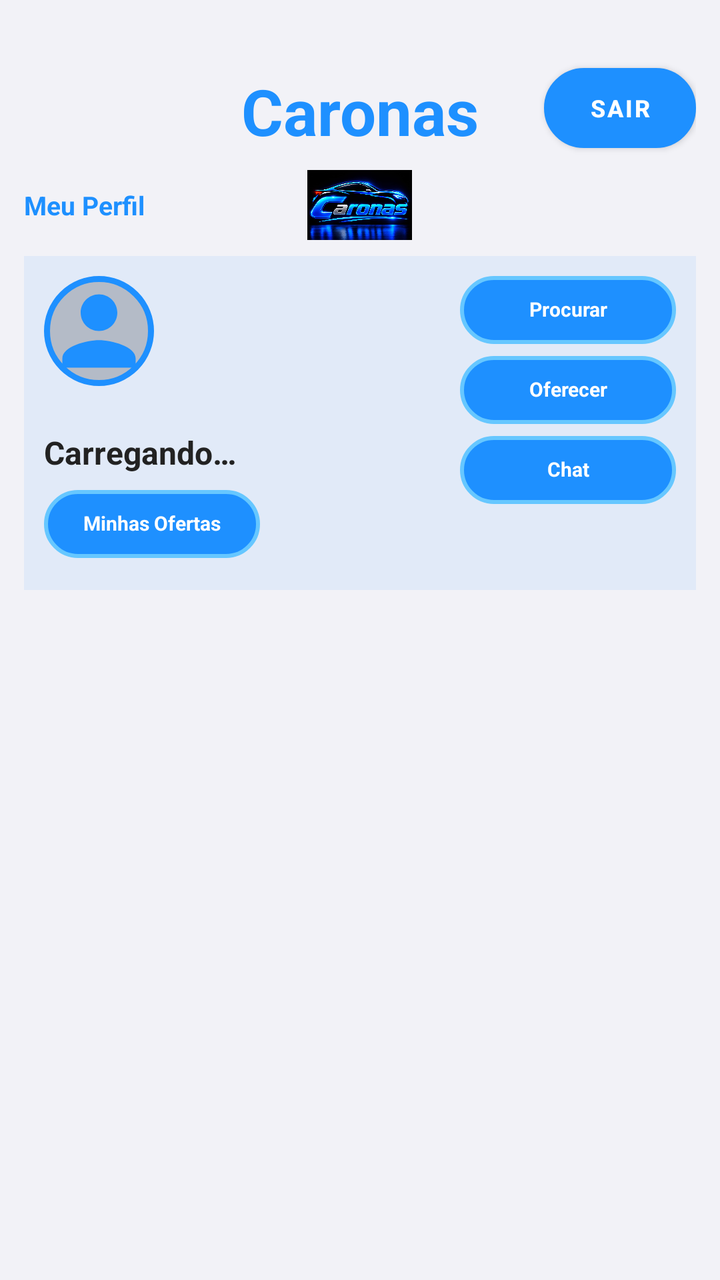
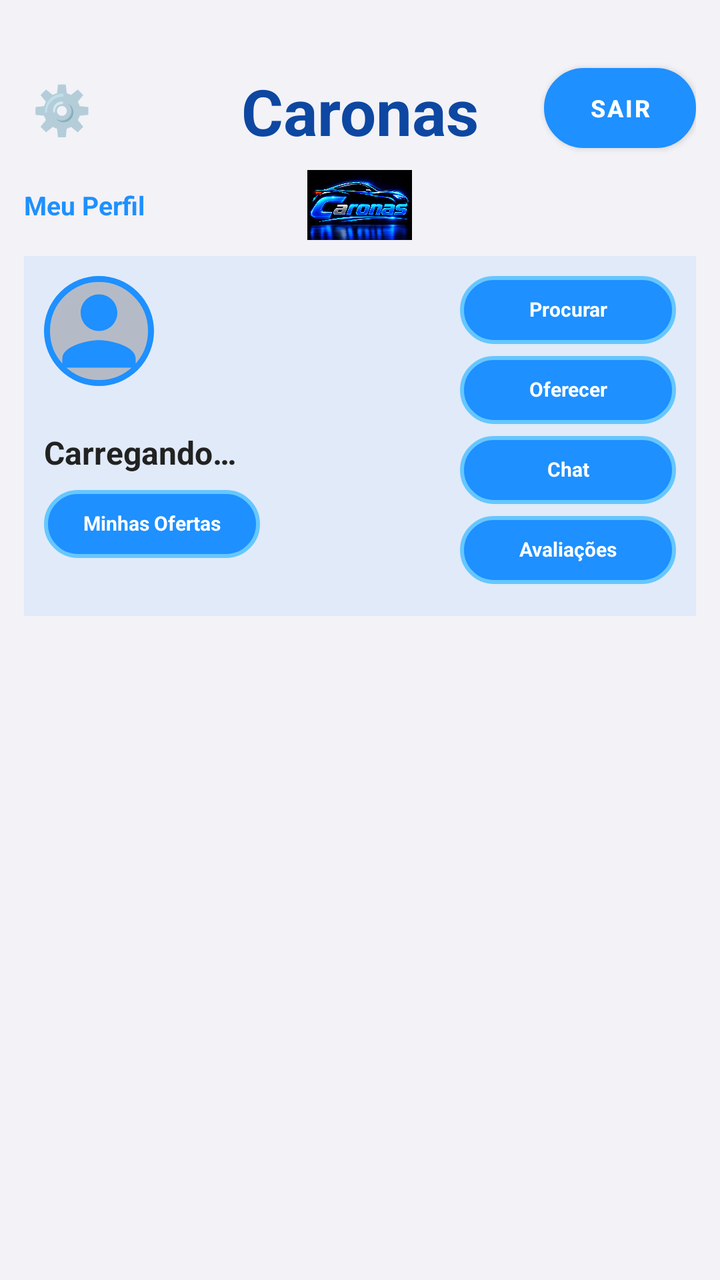

Screens rendered from an Android XML layout before and after an edit, with the pre-edit source and the edit as a unified diff.
<!-- AndroidManifest.xml: application theme Theme.Caronas -->
<!-- res/layout/activity_tela_caronas.xml -->
<?xml version="1.0" encoding="utf-8"?>
<LinearLayout xmlns:android="http://schemas.android.com/apk/res/android"
    android:layout_width="match_parent"
    android:layout_height="match_parent"
    android:orientation="vertical"
    android:background="@color/fundo_cinza_claro"
    android:paddingHorizontal="12dp"
    android:paddingVertical="8dp">

    
    <RelativeLayout
        android:layout_width="match_parent"
        android:layout_height="wrap_content"
        android:layout_marginBottom="8dp">

        <TextView
            android:id="@+id/tvTituloCaronas"
            android:layout_width="wrap_content"
            android:layout_height="wrap_content"
            android:layout_centerHorizontal="true"
            android:layout_marginTop="26dp"
            android:text="@string/login_titulo"
            android:textColor="#1E90FF"
            android:textSize="32sp"
            android:textStyle="bold" />

        <Button
            android:id="@+id/btnSair"
            android:layout_width="76dp"
            android:layout_height="40dp"
            android:layout_alignTop="@id/tvTituloCaronas"
            android:layout_alignParentEnd="true"
            android:text="@string/sair"
            android:textSize="12sp"
            android:textStyle="bold"
            android:textColor="#FFFFFF"
            android:background="@drawable/botao_azul_neon"
            android:padding="4dp" />

        
        <RelativeLayout
            android:id="@+id/rowLogoPerfil"
            android:layout_width="match_parent"
            android:layout_height="wrap_content"
            android:layout_below="@id/tvTituloCaronas"
            android:layout_marginTop="8dp">

            <ImageView
                android:id="@+id/ivLogoCaronas"
                android:layout_width="53dp"
                android:layout_height="35dp"
                android:layout_centerHorizontal="true"
                android:scaleType="fitCenter"
                android:src="@drawable/logo_caronas"
                android:contentDescription="@string/login_titulo" />

            <TextView
                android:id="@+id/tvMeuPerfil"
                android:layout_width="wrap_content"
                android:layout_height="wrap_content"
                android:layout_alignParentStart="true"
                android:layout_centerVertical="true"
                android:text="@string/tela_botao_meu_perfil"
                android:textSize="13sp"
                android:textStyle="bold"
                android:textColor="#1E90FF"
                android:clickable="true"
                android:focusable="true" />

        </RelativeLayout>

    </RelativeLayout>

    
    <LinearLayout
        android:layout_width="match_parent"
        android:layout_height="wrap_content"
        android:orientation="horizontal"
        android:background="#141E90FF"
        android:padding="10dp">

        <LinearLayout
            android:layout_width="0dp"
            android:layout_height="wrap_content"
            android:layout_weight="1"
            android:orientation="vertical"
            android:gravity="start">

            <ImageView
                android:id="@+id/ivFotoPerfil"
                android:layout_width="55dp"
                android:layout_height="55dp"
                android:src="@drawable/ic_person_default"
                android:scaleType="centerCrop"
                android:background="@drawable/borda_circular_azul" />

            <TextView
                android:id="@+id/tvPapelUsuario"
                android:layout_width="wrap_content"
                android:layout_height="wrap_content"
                android:layout_marginTop="6dp"
                android:textSize="12sp"
                android:textStyle="bold"
                android:textColor="#1E90FF" />

            <TextView
                android:id="@+id/tvNomeUsuario"
                android:layout_width="wrap_content"
                android:layout_height="wrap_content"
                android:text="@string/carregando"
                android:textSize="16sp"
                android:textStyle="bold"
                android:textColor="#222222" />

            <TextView
                android:id="@+id/btnMinhasOfertasOuViagens"
                style="@style/BotaoAcaoCaronasVertical"
                android:layout_marginTop="8dp"
                android:text="@string/tela_botao_minhas_ofertas" />

        </LinearLayout>

        <LinearLayout
            android:layout_width="wrap_content"
            android:layout_height="wrap_content"
            android:orientation="vertical"
            android:gravity="center">

            <TextView
                android:id="@+id/btnProcurar"
                style="@style/BotaoAcaoCaronasVertical"
                android:text="@string/tela_botao_procurar" />

            <TextView
                android:id="@+id/btnOferecer"
                style="@style/BotaoAcaoCaronasVertical"
                android:text="@string/tela_botao_oferecer" />

            <FrameLayout
                android:layout_width="wrap_content"
                android:layout_height="wrap_content">

                <TextView
                    android:id="@+id/btnChat"
                    style="@style/BotaoAcaoCaronasVertical"
                    android:text="@string/tela_botao_chat" />

                <TextView
                    android:id="@+id/badgeChatNaoLidas"
                    android:layout_width="wrap_content"
                    android:layout_height="wrap_content"
                    android:layout_gravity="top|end"
                    android:layout_marginTop="-6dp"
                    android:layout_marginEnd="-6dp"
                    android:minWidth="18dp"
                    android:minHeight="18dp"
                    android:gravity="center"
                    android:text="0"
                    android:textSize="10sp"
                    android:textStyle="bold"
                    android:textColor="#FFFFFF"
                    android:background="#D32F2F"
                    android:paddingHorizontal="3dp"
                    android:visibility="gone"
                    android:elevation="4dp" />

            </FrameLayout>

        </LinearLayout>

    </LinearLayout>

    
    
    <ProgressBar
        android:id="@+id/progressBarBusca"
        android:layout_width="wrap_content"
        android:layout_height="wrap_content"
        android:layout_gravity="center"
        android:layout_marginTop="10dp"
        android:visibility="gone" />

    <TextView
        android:id="@+id/tvResumoBusca"
        android:layout_width="match_parent"
        android:layout_height="wrap_content"
        android:layout_marginTop="10dp"
        android:layout_marginBottom="6dp"
        android:textColor="#1E90FF"
        android:textSize="13sp"
        android:textStyle="bold"
        android:visibility="gone" />

    <TextView
        android:id="@+id/tvSemResultadosBusca"
        android:layout_width="match_parent"
        android:layout_height="wrap_content"
        android:text="@string/procurar_sem_resultados"
        android:textColor="#8899AA"
        android:textSize="13sp"
        android:gravity="center"
        android:padding="24dp"
        android:visibility="gone" />

    <androidx.recyclerview.widget.RecyclerView
        android:id="@+id/rvResultadosBusca"
        android:layout_width="match_parent"
        android:layout_height="0dp"
        android:layout_weight="1"
        android:clipToPadding="false"
        android:visibility="gone" />

</LinearLayout>
<!-- resources referenced by this layout -->
<resources>
  <color name="fundo_cinza_claro">#F2F2F7</color>
  <!-- drawable borda_circular_azul (drawable) -->
  <?xml version="1.0" encoding="utf-8"?>
  <shape xmlns:android="http://schemas.android.com/apk/res/android"
      android:shape="oval">
      <stroke
          android:width="3dp"
          android:color="#1E90FF" />
      <solid android:color="#33000000" />
  </shape>
  <!-- drawable botao_azul_neon (drawable) -->
  <?xml version="1.0" encoding="utf-8"?>
  <shape xmlns:android="http://schemas.android.com/apk/res/android">
      <solid android:color="#1E90FF" />
      <corners android:radius="25dp" />
      <stroke android:width="2dp" android:color="#66C7FF" />
      <padding android:left="16dp" android:right="16dp" android:top="12dp" android:bottom="12dp" />
  </shape>
  <!-- drawable ic_person_default (drawable) -->
  <?xml version="1.0" encoding="utf-8"?>
  <vector xmlns:android="http://schemas.android.com/apk/res/android"
      android:width="80dp"
      android:height="80dp"
      android:viewportWidth="24"
      android:viewportHeight="24">
      <path
          android:fillColor="#1E90FF"
          android:pathData="M12,12c2.21,0 4,-1.79 4,-4s-1.79,-4 -4,-4 -4,1.79 -4,4 1.79,4 4,4zM12,14c-2.67,0 -8,1.34 -8,4v2h16v-2c0,-2.66 -5.33,-4 -8,-4z"/>
  </vector>
  <!-- drawable logo_caronas: jpg bitmap (drawable, 106585 bytes) -->
  <string name="carregando">Carregando…</string>
  <string name="login_titulo">Caronas</string>
  <string name="procurar_sem_resultados">Nenhuma carona encontrada pra essa rota e data.</string>
  <string name="sair">Sair</string>
  <string name="tela_botao_chat">Chat</string>
  <string name="tela_botao_meu_perfil">Meu Perfil</string>
  <string name="tela_botao_minhas_ofertas">Minhas Ofertas</string>
  <string name="tela_botao_oferecer">Oferecer</string>
  <string name="tela_botao_procurar">Procurar</string>
  <style name="BotaoAcaoCaronasVertical">
          <item name="android:layout_width">108dp</item>
          <item name="android:layout_height">34dp</item>
          <item name="android:layout_marginBottom">6dp</item>
          <item name="android:background">@drawable/botao_azul_neon</item>
          <item name="android:textColor">#FFFFFF</item>
          <item name="android:textSize">10sp</item>
          <item name="android:textStyle">bold</item>
          <item name="android:gravity">center</item>
          <item name="android:includeFontPadding">false</item>
          <item name="android:paddingHorizontal">3dp</item>
          <item name="android:paddingVertical">1dp</item>
          <item name="android:clickable">true</item>
          <item name="android:focusable">true</item>
      </style>
  <style name="Theme.Caronas" parent="Theme.MaterialComponents.DayNight.NoActionBar">
          <item name="colorPrimary">@color/azul_neon</item>
          <item name="colorPrimaryVariant">@color/azul_neon_escuro</item>
          <item name="colorOnPrimary">@color/white</item>
          <item name="colorSecondary">@color/azul_neon</item>
          <item name="colorSecondaryVariant">@color/azul_neon_escuro</item>
          <item name="colorOnSecondary">@color/white</item>
          <item name="android:statusBarColor">@color/fundo_escuro</item>
          <item name="android:windowBackground">@color/fundo_escuro</item>
      </style>
  <color name="azul_neon">#1E90FF</color>
  <color name="azul_neon_escuro">#0D47A1</color>
  <color name="white">#FFFFFFFF</color>
  <color name="fundo_escuro">#0A0E1A</color>
</resources>

<!-- the commit's change to res/layout/activity_tela_caronas.xml (unified diff, before → after) -->
@@ -20,9 +20,22 @@
             android:layout_centerHorizontal="true"
             android:layout_marginTop="26dp"
             android:text="@string/login_titulo"
-            android:textColor="#1E90FF"
+            android:textColor="@color/azul_neon_escuro"
             android:textSize="32sp"
             android:textStyle="bold" />
+
+        <TextView
+            android:id="@+id/tvConfiguracoes"
+            android:layout_width="wrap_content"
+            android:layout_height="wrap_content"
+            android:layout_alignTop="@id/tvTituloCaronas"
+            android:layout_alignParentStart="true"
+            android:text="⚙️"
+            android:textSize="24sp"
+            android:padding="4dp"
+            android:clickable="true"
+            android:focusable="true"
+            android:contentDescription="@string/config_titulo" />
 
         <Button
             android:id="@+id/btnSair"
@@ -112,41 +125,19 @@
                 android:textStyle="bold"
                 android:textColor="#222222" />
 
-            <TextView
-                android:id="@+id/btnMinhasOfertasOuViagens"
-                style="@style/BotaoAcaoCaronasVertical"
-                android:layout_marginTop="8dp"
-                android:text="@string/tela_botao_minhas_ofertas" />
-
-        </LinearLayout>
-
-        <LinearLayout
-            android:layout_width="wrap_content"
-            android:layout_height="wrap_content"
-            android:orientation="vertical"
-            android:gravity="center">
-
-            <TextView
-                android:id="@+id/btnProcurar"
-                style="@style/BotaoAcaoCaronasVertical"
-                android:text="@string/tela_botao_procurar" />
-
-            <TextView
-                android:id="@+id/btnOferecer"
-                style="@style/BotaoAcaoCaronasVertical"
-                android:text="@string/tela_botao_oferecer" />
-
             <FrameLayout
                 android:layout_width="wrap_content"
-                android:layout_height="wrap_content">
-
-                <TextView
-                    android:id="@+id/btnChat"
+                android:layout_height="wrap_content"
+                android:layout_marginTop="8dp">
+
+                <TextView
+                    android:id="@+id/btnMinhasOfertasOuViagens"
                     style="@style/BotaoAcaoCaronasVertical"
-                    android:text="@string/tela_botao_chat" />
-
-                <TextView
-                    android:id="@+id/badgeChatNaoLidas"
+                    android:layout_marginTop="0dp"
+                    android:text="@string/tela_botao_minhas_ofertas" />
+
+                <TextView
+                    android:id="@+id/badgeMinhasOfertasOuViagens"
                     android:layout_width="wrap_content"
                     android:layout_height="wrap_content"
                     android:layout_gravity="top|end"
@@ -168,46 +159,235 @@
 
         </LinearLayout>
 
+        <LinearLayout
+            android:layout_width="wrap_content"
+            android:layout_height="wrap_content"
+            android:orientation="vertical"
+            android:gravity="center">
+
+            <TextView
+                android:id="@+id/btnProcurar"
+                style="@style/BotaoAcaoCaronasVertical"
+                android:text="@string/tela_botao_procurar" />
+
+            <TextView
+                android:id="@+id/btnOferecer"
+                style="@style/BotaoAcaoCaronasVertical"
+                android:text="@string/tela_botao_oferecer" />
+
+            <FrameLayout
+                android:layout_width="wrap_content"
+                android:layout_height="wrap_content">
+
+                <TextView
+                    android:id="@+id/btnChat"
+                    style="@style/BotaoAcaoCaronasVertical"
+                    android:text="@string/tela_botao_chat" />
+
+                <TextView
+                    android:id="@+id/badgeChatNaoLidas"
+                    android:layout_width="wrap_content"
+                    android:layout_height="wrap_content"
+                    android:layout_gravity="top|end"
+                    android:layout_marginTop="-6dp"
+                    android:layout_marginEnd="-6dp"
+                    android:minWidth="18dp"
+                    android:minHeight="18dp"
+                    android:gravity="center"
+                    android:text="0"
+                    android:textSize="10sp"
+                    android:textStyle="bold"
+                    android:textColor="#FFFFFF"
+                    android:background="#D32F2F"
+                    android:paddingHorizontal="3dp"
+                    android:visibility="gone"
+                    android:elevation="4dp" />
+
+            </FrameLayout>
+
+            <TextView
+                android:id="@+id/btnAvaliacoes"
+                style="@style/BotaoAcaoCaronasVertical"
+                android:text="@string/tela_botao_avaliacoes" />
+
+        </LinearLayout>
+
     </LinearLayout>
 
     
     
-    <ProgressBar
-        android:id="@+id/progressBarBusca"
-        android:layout_width="wrap_content"
-        android:layout_height="wrap_content"
-        android:layout_gravity="center"
-        android:layout_marginTop="10dp"
-        android:visibility="gone" />
-
-    <TextView
-        android:id="@+id/tvResumoBusca"
-        android:layout_width="match_parent"
-        android:layout_height="wrap_content"
-        android:layout_marginTop="10dp"
-        android:layout_marginBottom="6dp"
-        android:textColor="#1E90FF"
-        android:textSize="13sp"
-        android:textStyle="bold"
-        android:visibility="gone" />
-
-    <TextView
-        android:id="@+id/tvSemResultadosBusca"
-        android:layout_width="match_parent"
-        android:layout_height="wrap_content"
-        android:text="@string/procurar_sem_resultados"
-        android:textColor="#8899AA"
-        android:textSize="13sp"
-        android:gravity="center"
-        android:padding="24dp"
-        android:visibility="gone" />
-
-    <androidx.recyclerview.widget.RecyclerView
-        android:id="@+id/rvResultadosBusca"
+    <androidx.core.widget.NestedScrollView
         android:layout_width="match_parent"
         android:layout_height="0dp"
         android:layout_weight="1"
-        android:clipToPadding="false"
-        android:visibility="gone" />
+        android:clipToPadding="false">
+
+        <LinearLayout
+            android:layout_width="match_parent"
+            android:layout_height="wrap_content"
+            android:orientation="vertical">
+
+            
+            <LinearLayout
+                android:id="@+id/layoutResumoAvaliacoes"
+                android:layout_width="match_parent"
+                android:layout_height="wrap_content"
+                android:orientation="vertical"
+                android:background="#FFFFFF"
+                android:padding="14dp"
+                android:layout_marginTop="10dp"
+                android:visibility="gone">
+
+                <TextView
+                    android:id="@+id/tvViagensRealizadasAvaliacoes"
+                    android:layout_width="match_parent"
+                    android:layout_height="wrap_content"
+                    android:textColor="@color/grafite"
+                    android:textSize="14sp"
+                    android:textStyle="bold"
+                    android:text="Viagens realizadas: 0" />
+
+                <View
+                    android:layout_width="match_parent"
+                    android:layout_height="1dp"
+                    android:background="#E0E0E0"
+                    android:layout_marginTop="10dp"
+                    android:layout_marginBottom="10dp" />
+
+                <TextView
+                    android:layout_width="match_parent"
+                    android:layout_height="wrap_content"
+                    android:text="@string/tela_avaliacoes_distribuicao_titulo"
+                    android:textColor="@color/azul_neon"
+                    android:textSize="13sp"
+                    android:textStyle="bold"
+                    android:layout_marginBottom="6dp" />
+
+                <TextView
+                    android:id="@+id/tvNota5Avaliacoes"
+                    android:layout_width="match_parent"
+                    android:layout_height="wrap_content"
+                    android:textColor="#455A64"
+                    android:textSize="13sp"
+                    android:paddingVertical="2dp"
+                    android:text="⭐⭐⭐⭐⭐  —  0" />
+
+                <TextView
+                    android:id="@+id/tvNota4Avaliacoes"
+                    android:layout_width="match_parent"
+                    android:layout_height="wrap_content"
+                    android:textColor="#455A64"
+                    android:textSize="13sp"
+                    android:paddingVertical="2dp"
+                    android:text="⭐⭐⭐⭐  —  0" />
+
+                <TextView
+                    android:id="@+id/tvNota3Avaliacoes"
+                    android:layout_width="match_parent"
+                    android:layout_height="wrap_content"
+                    android:textColor="#455A64"
+                    android:textSize="13sp"
+                    android:paddingVertical="2dp"
+                    android:text="⭐⭐⭐  —  0" />
+
+                <TextView
+                    android:id="@+id/tvNota2Avaliacoes"
+                    android:layout_width="match_parent"
+                    android:layout_height="wrap_content"
+                    android:textColor="#455A64"
+                    android:textSize="13sp"
+                    android:paddingVertical="2dp"
+                    android:text="⭐⭐  —  0" />
+
+                <TextView
+                    android:id="@+id/tvNota1Avaliacoes"
+                    android:layout_width="match_parent"
+                    android:layout_height="wrap_content"
+                    android:textColor="#455A64"
+                    android:textSize="13sp"
+                    android:paddingVertical="2dp"
+                    android:text="⭐  —  0" />
+
+            </LinearLayout>
+
+            <ProgressBar
+                android:id="@+id/progressBarBusca"
+                android:layout_width="wrap_content"
+                android:layout_height="wrap_content"
+                android:layout_gravity="center"
+                android:layout_marginTop="10dp"
+                android:visibility="gone" />
+
+            <TextView
+                android:id="@+id/tvResumoBusca"
+                android:layout_width="match_parent"
+                android:layout_height="wrap_content"
+                android:layout_marginTop="10dp"
+                android:layout_marginBottom="6dp"
+                android:textColor="#1E90FF"
+                android:textSize="13sp"
+                android:textStyle="bold"
+                android:visibility="gone" />
+
+            <TextView
+                android:id="@+id/tvSemResultadosBusca"
+                android:layout_width="match_parent"
+                android:layout_height="wrap_content"
+                android:text="@string/procurar_sem_resultados"
+                android:textColor="#8899AA"
+                android:textSize="13sp"
+                android:gravity="center"
+                android:padding="24dp"
+                android:visibility="gone" />
+
+            <androidx.recyclerview.widget.RecyclerView
+                android:id="@+id/rvResultadosBusca"
+                android:layout_width="match_parent"
+                android:layout_height="wrap_content"
+                android:nestedScrollingEnabled="false"
+                android:clipToPadding="false"
+                android:visibility="gone" />
+
+            <TextView
+                android:id="@+id/tvTituloSecaoDois"
+                android:layout_width="match_parent"
+                android:layout_height="wrap_content"
+                android:text="@string/solicitacoes_recebidas_titulo"
+                android:textColor="@color/azul_neon"
+                android:textSize="16sp"
+                android:textStyle="bold"
+                android:layout_marginTop="20dp"
+                android:layout_marginBottom="10dp"
+                android:visibility="gone" />
+
+            <ProgressBar
+                android:id="@+id/progressBarSecaoDois"
+                android:layout_width="wrap_content"
+                android:layout_height="wrap_content"
+                android:layout_gravity="center"
+                android:layout_marginTop="16dp"
+                android:visibility="gone" />
+
+            <TextView
+                android:id="@+id/tvSemResultadosSecaoDois"
+                android:layout_width="match_parent"
+                android:layout_height="wrap_content"
+                android:text="@string/solicitacoes_recebidas_vazio"
+                android:textColor="#8899AA"
+                android:textSize="13sp"
+                android:gravity="center"
+                android:padding="24dp"
+                android:visibility="gone" />
+
+            <androidx.recyclerview.widget.RecyclerView
+                android:id="@+id/rvSecaoDois"
+                android:layout_width="match_parent"
+                android:layout_height="wrap_content"
+                android:nestedScrollingEnabled="false"
+                android:visibility="gone" />
+
+        </LinearLayout>
+
+    </androidx.core.widget.NestedScrollView>
 
 </LinearLayout>
<!-- resource entries referenced after the edit -->
@@ -1,6 +1,7 @@
 <!-- resources referenced by this layout -->
 <resources>
   <color name="fundo_cinza_claro">#F2F2F7</color>
+  <color name="grafite">#455A64</color>
   <!-- drawable borda_circular_azul (drawable) -->
   <?xml version="1.0" encoding="utf-8"?>
   <shape xmlns:android="http://schemas.android.com/apk/res/android"
@@ -31,9 +32,14 @@
   </vector>
   <!-- drawable logo_caronas: jpg bitmap (drawable, 106585 bytes) -->
   <string name="carregando">Carregando…</string>
+  <string name="config_titulo">Configurações</string>
   <string name="login_titulo">Caronas</string>
   <string name="procurar_sem_resultados">Nenhuma carona encontrada pra essa rota e data.</string>
   <string name="sair">Sair</string>
+  <string name="solicitacoes_recebidas_titulo">📩 Solicitações Recebidas</string>
+  <string name="solicitacoes_recebidas_vazio">Nenhuma solicitação recebida ainda.</string>
+  <string name="tela_avaliacoes_distribuicao_titulo">Avaliações recebidas</string>
+  <string name="tela_botao_avaliacoes">Avaliações</string>
   <string name="tela_botao_chat">Chat</string>
   <string name="tela_botao_meu_perfil">Meu Perfil</string>
   <string name="tela_botao_minhas_ofertas">Minhas Ofertas</string>
